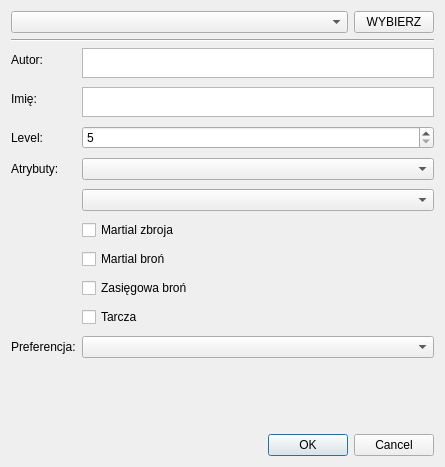
Before: the Qt Designer form gui/dialogue/editplayer/editplayerdialogue.ui in FasolowySpioch/faubla-ultima-item-generator, drawn with Qt 5.
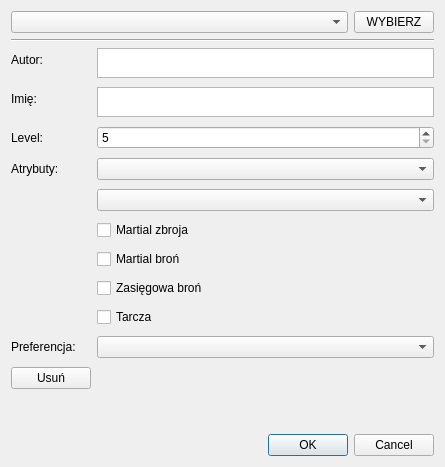
After: the same form once the commit is applied.

What changed in the file:
```diff
--- a/gui/dialogue/editplayer/editplayerdialogue.ui
+++ b/gui/dialogue/editplayer/editplayerdialogue.ui
@@ -162,6 +162,13 @@
          </property>
         </widget>
        </item>
+       <item row="10" column="0">
+        <widget class="QPushButton" name="BttnDelPlayer">
+         <property name="text">
+          <string>Usuń</string>
+         </property>
+        </widget>
+       </item>
       </layout>
      </item>
     </layout>
```
